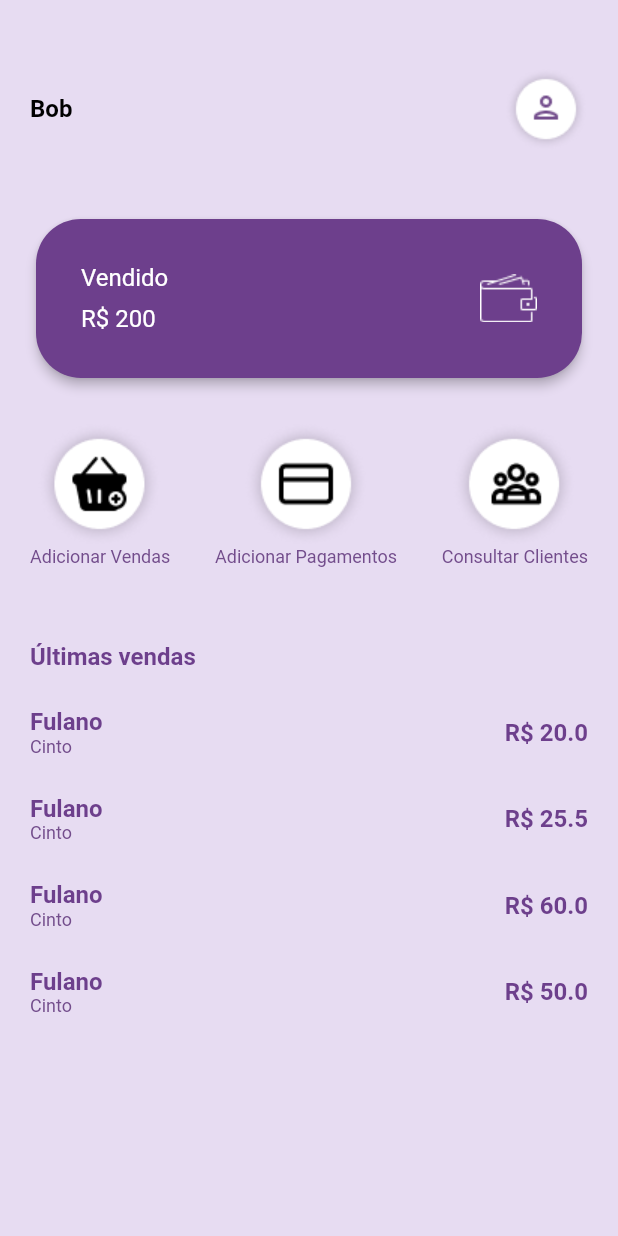
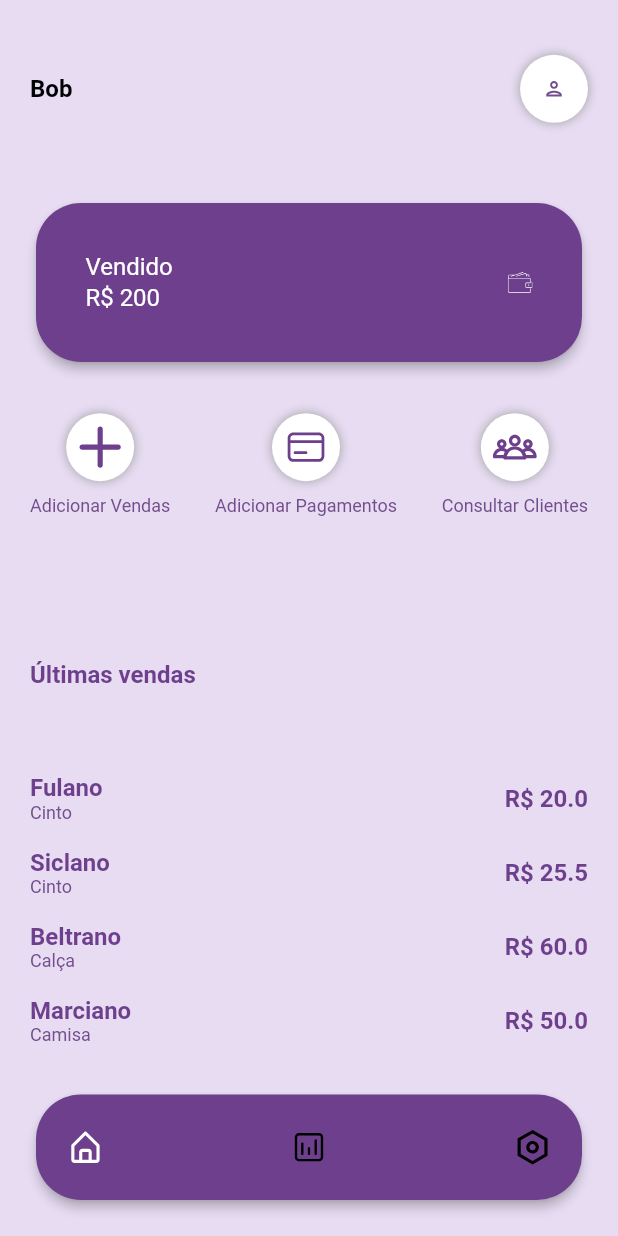
Before and after one commit to yurilima7/Sales-Manager, a Flutter app: the Principal screen opened by its route, on a phone screen of 412 x 824 dp. Run offline on Flutter 3.47's test engine with Material 2 defaults, Android fonts, the phone set to English and light mode, and no system bars; our stand-ins replace flutter_svg.

Commit message:
Principal
Melhor disposição dos widgets na tela principal

```diff
--- a/sales_manager/lib/components/botao_acesso.dart
+++ b/sales_manager/lib/components/botao_acesso.dart
@@ -1,19 +1,45 @@
 import 'package:flutter/material.dart';
+import 'package:flutter_svg/flutter_svg.dart';
 
 class BotaoAcesso extends StatelessWidget {
-  final String local;
+  final String caminho;
   final String titulo;
 
-  const BotaoAcesso({required this.local, required this.titulo, Key? key}) : super(key: key);
+  const BotaoAcesso({required this.caminho, required this.titulo, Key? key}) : super(key: key);
 
   @override
   Widget build(BuildContext context) {
     return Column(
       children: [
 
-        Image.asset(
-          local,
+        Ink(
+          decoration: const BoxDecoration(
+            shape: BoxShape.circle,
+            color: Colors.white,
+
+            boxShadow: [
+              BoxShadow(
+                color: Colors.grey,
+                blurRadius: 5
+              )
+            ]
+          ),
+
+          width: MediaQuery.of(context).size.width * 0.11,
+
+          child:  IconButton(
+            onPressed: () => {},
+            icon: SvgPicture.asset(
+              caminho,
+              height:MediaQuery.of(context).size.height * 0.25,
+              width: MediaQuery.of(context).size.width * 0.25,
+              allowDrawingOutsideViewBox: true,
+            ),
+
+          ),
         ),
+
+        SizedBox(height: MediaQuery.of(context).size.height * 0.01),
 
         Text(titulo,
             style: const TextStyle(color: Color(0xFF734D8C), fontSize: 12)),
--- /dev/null
+++ b/sales_manager/lib/components/card_inferior.dart
@@ -0,0 +1,56 @@
+import 'package:flutter/material.dart';
+import 'package:flutter_svg/flutter_svg.dart';
+
+class CardInferior extends StatelessWidget {
+  final String caminho;
+  final String caminho2;
+  final String caminho3;
+
+  const CardInferior(
+      {Key? key,
+      required this.caminho,
+      required this.caminho2,
+      required this.caminho3})
+      : super(key: key);
+
+  @override
+  Widget build(BuildContext context) {
+
+    Widget botaoIcone(String nome) { // Função que retorna o widget de botão
+      return Ink(
+        width: MediaQuery.of(context).size.width * 0.1,
+
+        child: IconButton(
+          onPressed: () => {},
+
+          icon: SvgPicture.asset(
+            nome,
+            height: MediaQuery.of(context).size.height * 0.25,
+            width: MediaQuery.of(context).size.width * 0.25,
+            allowDrawingOutsideViewBox: true,
+          ),
+        ),
+      );
+    }
+
+    return Card(
+      color: const Color(0xFF6D3F8C),
+      elevation: 3,
+      shape: RoundedRectangleBorder(borderRadius: BorderRadius.circular(30)),
+
+      child: Padding(
+        padding: EdgeInsets.all(MediaQuery.of(context).size.height * 0.015),
+
+        child: Row(
+          mainAxisAlignment: MainAxisAlignment.spaceBetween,
+
+          children: [
+            botaoIcone(caminho),
+            botaoIcone(caminho2),
+            botaoIcone(caminho3),
+          ],
+        ),
+      ),
+    );
+  }
+}
--- a/sales_manager/lib/components/lista_recentes.dart
+++ b/sales_manager/lib/components/lista_recentes.dart
@@ -11,22 +11,29 @@ class ListaRecentes extends StatelessWidget {
   Widget build(BuildContext context) {
     return Row(
       mainAxisAlignment: MainAxisAlignment.spaceBetween,
+
       children: [
         Column(
           crossAxisAlignment: CrossAxisAlignment.start,
-          children: const [
-            Text("Fulano",
-                style: TextStyle(
-                    color: Color(0xFF6D3F8C),
-                    fontWeight: FontWeight.bold,
-                    fontSize: 16)),
-            Text("Cinto",
-                style: TextStyle(color: Color(0xFF734D8C), fontSize: 12)),
+
+          children: [
+
+            Text(cliente,
+                style: const TextStyle(
+                  color: Color(0xFF6D3F8C),
+                  fontWeight: FontWeight.bold,
+                  fontSize: 16
+                ),
+            ),
+
+            Text(produto,
+                style: const TextStyle(color: Color(0xFF734D8C), fontSize: 12)),
           ],
         ),
 
         Text(
           "R\$ $valor",
+
           style: const TextStyle(
             color: Color(0xFF6D3F8C),
             fontWeight: FontWeight.bold,
--- a/sales_manager/lib/screens/principal.dart
+++ b/sales_manager/lib/screens/principal.dart
@@ -1,5 +1,7 @@
 import 'package:flutter/material.dart';
+import 'package:flutter_svg/flutter_svg.dart';
 import 'package:sales_manager/components/botao_acesso.dart';
+import 'package:sales_manager/components/card_inferior.dart';
 import 'package:sales_manager/components/lista_recentes.dart';
 
 class Principal extends StatelessWidget {
@@ -10,24 +12,57 @@ class Principal extends StatelessWidget {
     return Scaffold(
 
       body: Padding(
-        padding: const EdgeInsets.all(20.0),
+        padding: const EdgeInsets.all(20),
 
         child: Column(
+
           children: [
-            SizedBox(height: MediaQuery.of(context).size.height * 0.03),
 
-            Row(
+            Expanded( // nome de usuário e perfil
+              flex: 1,
+              child: Row(
                 mainAxisAlignment: MainAxisAlignment.spaceBetween,
+
                 children: [
                   const Text("Bob", style: TextStyle(color: Colors.black, fontSize: 16, fontWeight: FontWeight.bold)),
-                Image.asset(
-                  'assets/icons/pessoa.png',
+
+                  Ink(
+
+                    decoration: const BoxDecoration(
+                      shape: BoxShape.circle,
+                      color: Colors.white,
+
+                      boxShadow: [
+                        BoxShadow(
+                          color: Colors.grey,
+                          blurRadius: 5
+                        )
+                      ]
+                    ),
+
+                    width: MediaQuery.of(context).size.width * 0.11,
+
+                    child: IconButton(
+                      onPressed: () => {},
+
+                      icon: SvgPicture.asset(
+                        'assets/icons/pessoa.svg',
+                        height: MediaQuery.of(context).size.height * 0.025,
+                        width: MediaQuery.of(context).size.width * 0.025,
+                        allowDrawingOutsideViewBox: true,
+                      ),
+                    ),
                   ),
                 ],
               ),
+            ),
 
-            SizedBox(height: MediaQuery.of(context).size.height * 0.05),
-
+            Expanded(
+              flex: 4,
+              child: Column(
+                children: [
+                  SizedBox(height: MediaQuery.of(context).size.height * 0.04),
+                  // Card de informações de vendas
                   Card(
                     color: const Color(0xFF6D3F8C),
                     elevation: 3,
@@ -35,7 +70,7 @@ class Principal extends StatelessWidget {
                     shape: RoundedRectangleBorder(borderRadius: BorderRadius.circular(30)),
 
                     child: Padding(
-                padding: const EdgeInsets.all(30.0),
+                      padding: EdgeInsets.all(MediaQuery.of(context).size.height * 0.04),
 
                       child: Row(
                         mainAxisAlignment: MainAxisAlignment.spaceBetween,
@@ -46,33 +81,43 @@ class Principal extends StatelessWidget {
 
                             children: const [
                               Text("Vendido", style: TextStyle(color: Colors.white, fontSize: 16)),
-                        SizedBox(height: 8),
+                              SizedBox(height: 2),
                               Text("R\$ 200", style: TextStyle(color: Colors.white, fontSize: 16)),
                             ],
                           ),
 
-                    Image.asset(
-                      'assets/icons/carteira.png',
+                          SvgPicture.asset(
+                            'assets/icons/carteira.svg',
+                            height: MediaQuery.of(context).size.height * 0.04,
+                            width: MediaQuery.of(context).size.width * 0.04,
+                            allowDrawingOutsideViewBox: true,
                           ),
                         ],
                       ),
                     ),
                   ),
 
-            SizedBox(height: MediaQuery.of(context).size.height * 0.03),
-
+                  SizedBox(height: MediaQuery.of(context).size.height * 0.035),
+                  // Botões de ações do aplicativo
                   Row(
                     mainAxisAlignment: MainAxisAlignment.spaceBetween,
                     children: const [
 
-                BotaoAcesso(local: 'assets/icons/vendas.png', titulo: "Adicionar Vendas"),
-                BotaoAcesso(local: 'assets/icons/add pagamento.png', titulo: "Adicionar Pagamentos"),
-                BotaoAcesso(local: 'assets/icons/clientes.png', titulo: "Consultar Clientes"),
+                      BotaoAcesso(caminho: 'assets/icons/vendas.svg', titulo: "Adicionar Vendas"),
+                      BotaoAcesso(caminho: 'assets/icons/add pagamento.svg', titulo: "Adicionar Pagamentos"),
+                      BotaoAcesso(caminho: 'assets/icons/clientes.svg', titulo: "Consultar Clientes"),
 
                     ],
                   ),
+                ],
+              ),
+            ),
 
-            SizedBox(height: MediaQuery.of(context).size.height * 0.06),
+            Expanded(
+              flex: 4,
+              child: Column(
+                mainAxisAlignment: MainAxisAlignment.spaceAround,
+                children: [
 
                   Row(
                     children: [
@@ -80,20 +125,24 @@ class Principal extends StatelessWidget {
                       Container()
                     ],
                   ),
+                  // Listagem das vendas mais recentes do usuário
+                  Column(
 
-            SizedBox(height: MediaQuery.of(context).size.height * 0.03),
-
-            Column(
                     children: [
                       const ListaRecentes(cliente: "Fulano", produto: "Cinto", valor: 20.0),
-                SizedBox(height: MediaQuery.of(context).size.height * 0.03),
+                      SizedBox(height: MediaQuery.of(context).size.height * 0.02),
                       const ListaRecentes(cliente: "Siclano", produto: "Cinto", valor: 25.5),
-                SizedBox(height: MediaQuery.of(context).size.height * 0.03),
+                      SizedBox(height: MediaQuery.of(context).size.height * 0.02),
                       const ListaRecentes(cliente: "Beltrano", produto: "Calça", valor: 60.0),
-                SizedBox(height: MediaQuery.of(context).size.height * 0.03),
+                      SizedBox(height: MediaQuery.of(context).size.height * 0.02),
                       const ListaRecentes(cliente: "Marciano", produto: "Camisa", valor: 50.0),
                     ],
-            )
+                  ),
+                ],
+              ),
+            ),
+            // Card de navegação no aplicativo
+            const Expanded(flex: 1, child: CardInferior(caminho: 'assets/icons/home.svg', caminho2: 'assets/icons/dados.svg', caminho3: 'assets/icons/configurações.svg'))
 
           ],
         ),
```
Also changed, not shown: sales_manager/pubspec.yaml (+8 -5 lines), sales_manager/assets/icons/add pagamento.png (deleted), sales_manager/assets/icons/add pagamento.svg (added), sales_manager/assets/icons/carteira.png (deleted), sales_manager/assets/icons/carteira.svg (added), sales_manager/assets/icons/clientes.png (deleted), sales_manager/assets/icons/clientes.svg (added), sales_manager/assets/icons/configurações.svg (added), sales_manager/assets/icons/dados.svg (added), sales_manager/assets/icons/home.svg (added), sales_manager/assets/icons/pessoa.png (deleted), sales_manager/assets/icons/pessoa.svg (added), sales_manager/assets/icons/vendas.png (deleted), sales_manager/assets/icons/vendas.svg (added). Lines whose indentation alone changed are shown as unchanged.
